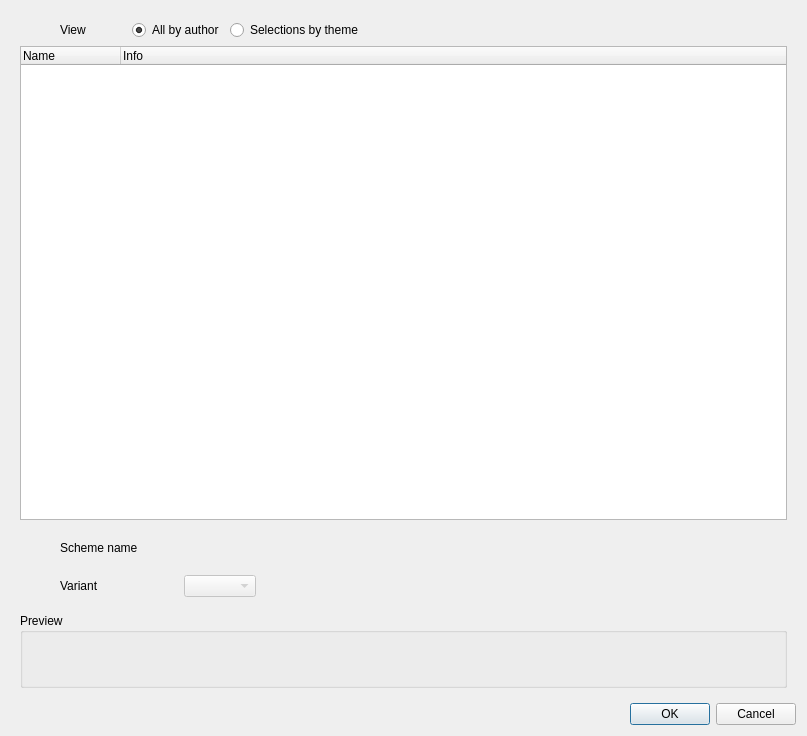
Above: src/ui/qgscptcitycolorrampv2dialogbase.ui from qgis/QGIS before the change. Below: the same form after it.
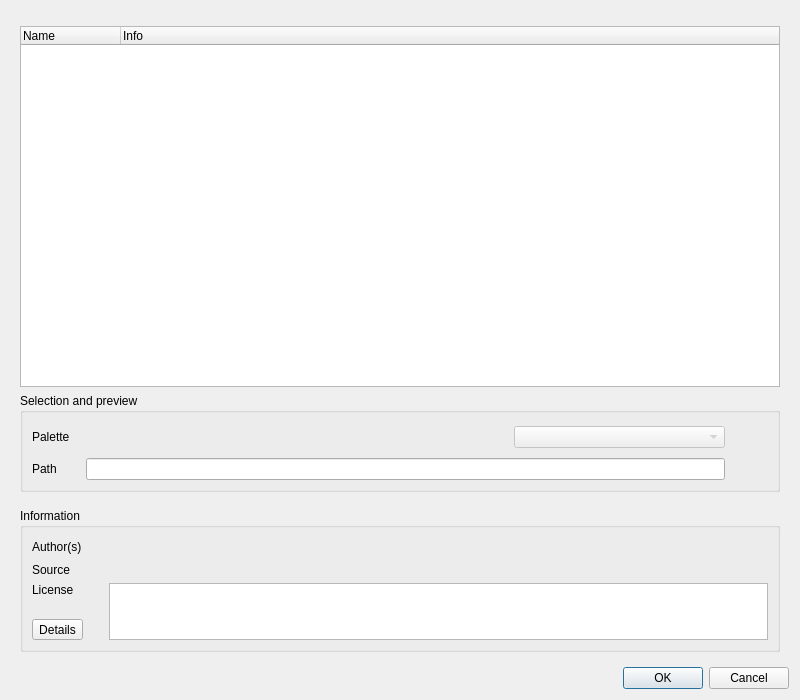
That is the form after the change.

Commit message: add author and license information ; UI tweaks ; add avg preview if available ( see QgsCptCityColorRampV2Dialog::eventFilter() )

Patch:
```diff
--- a/src/ui/qgscptcitycolorrampv2dialogbase.ui
+++ b/src/ui/qgscptcitycolorrampv2dialogbase.ui
@@ -6,14 +6,26 @@
    <rect>
     <x>0</x>
     <y>0</y>
-    <width>807</width>
-    <height>736</height>
+    <width>800</width>
+    <height>700</height>
    </rect>
   </property>
+  <property name="sizePolicy">
+   <sizepolicy hsizetype="Preferred" vsizetype="Preferred">
+    <horstretch>0</horstretch>
+    <verstretch>1</verstretch>
+   </sizepolicy>
+  </property>
   <property name="windowTitle">
    <string>cpt-city color ramp</string>
   </property>
   <layout class="QVBoxLayout">
+   <property name="sizeConstraint">
+    <enum>QLayout::SetMinimumSize</enum>
+   </property>
+   <item>
+    <widget class="QTabBar" name="tabBar" native="true"/>
+   </item>
    <item>
     <widget class="QStackedWidget" name="stackedWidget">
      <property name="currentIndex">
@@ -21,88 +33,6 @@
      </property>
      <widget class="QWidget" name="page">
       <layout class="QVBoxLayout" name="verticalLayout">
-       <item>
-        <layout class="QHBoxLayout" name="horizontalLayout_3">
-         <item>
-          <spacer name="horizontalSpacer_2">
-           <property name="orientation">
-            <enum>Qt::Horizontal</enum>
-           </property>
-           <property name="sizeType">
-            <enum>QSizePolicy::Fixed</enum>
-           </property>
-           <property name="sizeHint" stdset="0">
-            <size>
-             <width>40</width>
-             <height>20</height>
-            </size>
-           </property>
-          </spacer>
-         </item>
-         <item>
-          <widget class="QLabel" name="label_3">
-           <property name="text">
-            <string>View</string>
-           </property>
-          </widget>
-         </item>
-         <item>
-          <spacer name="horizontalSpacer_5">
-           <property name="orientation">
-            <enum>Qt::Horizontal</enum>
-           </property>
-           <property name="sizeType">
-            <enum>QSizePolicy::Fixed</enum>
-           </property>
-           <property name="sizeHint" stdset="0">
-            <size>
-             <width>40</width>
-             <height>20</height>
-            </size>
-           </property>
-          </spacer>
-         </item>
-         <item>
-          <widget class="QRadioButton" name="rbtnAuthor">
-           <property name="text">
-            <string>All by author</string>
-           </property>
-           <property name="checked">
-            <bool>true</bool>
-           </property>
-           <attribute name="buttonGroup">
-            <string notr="true">buttonGroupView</string>
-           </attribute>
-          </widget>
-         </item>
-         <item>
-          <widget class="QRadioButton" name="rbtnSelections">
-           <property name="text">
-            <string>Selections by theme</string>
-           </property>
-           <attribute name="buttonGroup">
-            <string notr="true">buttonGroupView</string>
-           </attribute>
-          </widget>
-         </item>
-         <item>
-          <spacer name="horizontalSpacer">
-           <property name="orientation">
-            <enum>Qt::Horizontal</enum>
-           </property>
-           <property name="sizeType">
-            <enum>QSizePolicy::Expanding</enum>
-           </property>
-           <property name="sizeHint" stdset="0">
-            <size>
-             <width>40</width>
-             <height>20</height>
-            </size>
-           </property>
-          </spacer>
-         </item>
-        </layout>
-       </item>
        <item>
         <widget class="QTreeWidget" name="treeWidget">
          <attribute name="headerStretchLastSection">
@@ -121,38 +51,44 @@
         </widget>
        </item>
        <item>
-        <layout class="QGridLayout" name="_2">
-         <item row="1" column="1">
-          <widget class="QLabel" name="label_2">
-           <property name="text">
-            <string>Variant</string>
-           </property>
-          </widget>
-         </item>
+        <widget class="QGroupBox" name="groupBox_3">
+         <property name="title">
+          <string>Selection and preview</string>
+         </property>
+         <layout class="QGridLayout" name="gridLayout">
          <item row="0" column="1">
-          <widget class="QLabel" name="label">
-           <property name="text">
-            <string>Scheme name</string>
-           </property>
-          </widget>
-         </item>
-         <item row="0" column="4" rowspan="2">
-          <spacer>
+           <spacer name="horizontalSpacer_6">
            <property name="orientation">
             <enum>Qt::Horizontal</enum>
            </property>
            <property name="sizeType">
-            <enum>QSizePolicy::Expanding</enum>
+             <enum>QSizePolicy::Fixed</enum>
            </property>
            <property name="sizeHint" stdset="0">
             <size>
-             <width>40</width>
-             <height>71</height>
+              <width>10</width>
+              <height>20</height>
             </size>
            </property>
           </spacer>
          </item>
-         <item row="0" column="2">
+          <item row="0" column="6" rowspan="2">
+           <widget class="QLabel" name="lblPreview">
+            <property name="frameShape">
+             <enum>QFrame::NoFrame</enum>
+            </property>
+            <property name="frameShadow">
+             <enum>QFrame::Plain</enum>
+            </property>
+            <property name="text">
+             <string/>
+            </property>
+            <property name="alignment">
+             <set>Qt::AlignCenter</set>
+            </property>
+           </widget>
+          </item>
+          <item row="0" column="7">
           <spacer name="horizontalSpacer_3">
            <property name="orientation">
             <enum>Qt::Horizontal</enum>
@@ -162,28 +98,120 @@
            </property>
            <property name="sizeHint" stdset="0">
             <size>
-             <width>40</width>
+              <width>10</width>
              <height>20</height>
             </size>
            </property>
           </spacer>
          </item>
-         <item row="0" column="3">
+          <item row="0" column="2">
+           <layout class="QHBoxLayout" name="horizontalLayout_2">
+            <property name="sizeConstraint">
+             <enum>QLayout::SetMinimumSize</enum>
+            </property>
+            <item>
           <widget class="QLabel" name="lblSchemeName">
+              <property name="sizePolicy">
+               <sizepolicy hsizetype="MinimumExpanding" vsizetype="Preferred">
+                <horstretch>0</horstretch>
+                <verstretch>0</verstretch>
+               </sizepolicy>
+              </property>
+              <property name="minimumSize">
+               <size>
+                <width>150</width>
+                <height>0</height>
+               </size>
+              </property>
            <property name="text">
             <string/>
            </property>
-          </widget>
-         </item>
-         <item row="1" column="3">
+              <property name="wordWrap">
+               <bool>true</bool>
+              </property>
+             </widget>
+            </item>
+            <item>
+             <spacer name="horizontalSpacer_2">
+              <property name="orientation">
+               <enum>Qt::Horizontal</enum>
+              </property>
+              <property name="sizeType">
+               <enum>QSizePolicy::MinimumExpanding</enum>
+              </property>
+              <property name="sizeHint" stdset="0">
+               <size>
+                <width>5</width>
+                <height>30</height>
+               </size>
+              </property>
+             </spacer>
+            </item>
+            <item>
           <widget class="QComboBox" name="cboVariantName">
            <property name="enabled">
             <bool>false</bool>
            </property>
+              <property name="sizePolicy">
+               <sizepolicy hsizetype="MinimumExpanding" vsizetype="Fixed">
+                <horstretch>0</horstretch>
+                <verstretch>0</verstretch>
+               </sizepolicy>
+              </property>
+              <property name="minimumSize">
+               <size>
+                <width>175</width>
+                <height>0</height>
+               </size>
+              </property>
+              <property name="styleSheet">
+               <string notr="true"/>
+              </property>
+             </widget>
+            </item>
+           </layout>
+          </item>
+          <item row="1" column="0">
+           <widget class="QLabel" name="label_6">
+            <property name="text">
+             <string>Path</string>
+            </property>
+           </widget>
+          </item>
+          <item row="1" column="2">
+           <widget class="QLineEdit" name="lblSchemePath">
+            <property name="sizePolicy">
+             <sizepolicy hsizetype="MinimumExpanding" vsizetype="Fixed">
+              <horstretch>0</horstretch>
+              <verstretch>0</verstretch>
+             </sizepolicy>
+            </property>
+            <property name="minimumSize">
+             <size>
+              <width>350</width>
+              <height>0</height>
+             </size>
+            </property>
+            <property name="readOnly">
+             <bool>true</bool>
+            </property>
           </widget>
          </item>
          <item row="0" column="0">
-          <spacer name="horizontalSpacer_4">
+           <widget class="QLabel" name="label_2">
+            <property name="sizePolicy">
+             <sizepolicy hsizetype="Maximum" vsizetype="Preferred">
+              <horstretch>0</horstretch>
+              <verstretch>0</verstretch>
+             </sizepolicy>
+            </property>
+            <property name="text">
+             <string>Palette</string>
+            </property>
+           </widget>
+          </item>
+          <item row="0" column="5">
+           <spacer name="horizontalSpacer">
            <property name="orientation">
             <enum>Qt::Horizontal</enum>
            </property>
@@ -192,21 +220,22 @@
            </property>
            <property name="sizeHint" stdset="0">
             <size>
-             <width>40</width>
+              <width>20</width>
              <height>20</height>
             </size>
            </property>
           </spacer>
          </item>
         </layout>
+        </widget>
        </item>
        <item>
-        <spacer>
+        <spacer name="verticalSpacer">
          <property name="orientation">
           <enum>Qt::Vertical</enum>
          </property>
          <property name="sizeType">
-          <enum>QSizePolicy::Fixed</enum>
+          <enum>QSizePolicy::Maximum</enum>
          </property>
          <property name="sizeHint" stdset="0">
           <size>
@@ -219,31 +248,117 @@
        <item>
         <widget class="QGroupBox" name="groupBox">
          <property name="title">
-          <string>Preview</string>
+          <string>Information</string>
          </property>
-         <layout class="QVBoxLayout">
+         <layout class="QVBoxLayout" name="verticalLayout_2">
           <item>
-           <widget class="QLabel" name="lblPreview">
-            <property name="frameShape">
-             <enum>QFrame::NoFrame</enum>
-            </property>
+           <layout class="QGridLayout" name="_2">
+            <item row="3" column="0">
+             <widget class="QLabel" name="label_5">
+              <property name="text">
+               <string>License</string>
+              </property>
+              <property name="alignment">
+               <set>Qt::AlignLeading|Qt::AlignLeft|Qt::AlignVCenter</set>
+              </property>
+             </widget>
+            </item>
+            <item row="4" column="0">
+             <spacer name="horizontalSpacer_4">
+              <property name="orientation">
+               <enum>Qt::Horizontal</enum>
+              </property>
+              <property name="sizeType">
+               <enum>QSizePolicy::Fixed</enum>
+              </property>
+              <property name="sizeHint" stdset="0">
+               <size>
+                <width>10</width>
+                <height>10</height>
+               </size>
+              </property>
+             </spacer>
+            </item>
+            <item row="2" column="0">
+             <widget class="QLabel" name="label_3">
             <property name="text">
+               <string>Source</string>
+              </property>
+             </widget>
+            </item>
+            <item row="1" column="1">
+             <spacer name="horizontalSpacer_5">
+              <property name="orientation">
+               <enum>Qt::Horizontal</enum>
+              </property>
+              <property name="sizeType">
+               <enum>QSizePolicy::Fixed</enum>
+              </property>
+              <property name="sizeHint" stdset="0">
+               <size>
+                <width>20</width>
+                <height>20</height>
+               </size>
+              </property>
+             </spacer>
+            </item>
+            <item row="1" column="0">
+             <widget class="QLabel" name="label_4">
+              <property name="sizePolicy">
+               <sizepolicy hsizetype="Maximum" vsizetype="Preferred">
+                <horstretch>0</horstretch>
+                <verstretch>0</verstretch>
+               </sizepolicy>
+              </property>
+              <property name="text">
+               <string>Author(s)</string>
+              </property>
+             </widget>
+            </item>
+            <item row="1" column="2">
+             <widget class="QLabel" name="lblAuthorName">
+              <property name="text">
              <string/>
             </property>
-            <property name="alignment">
-             <set>Qt::AlignCenter</set>
+              <property name="wordWrap">
+               <bool>true</bool>
             </property>
            </widget>
           </item>
-          <item>
-           <widget class="QLabel" name="lblPreview2">
+            <item row="2" column="2">
+             <widget class="QLabel" name="lblSrcLink">
             <property name="text">
              <string/>
             </property>
-            <property name="alignment">
-             <set>Qt::AlignCenter</set>
-            </property>
-           </widget>
+              <property name="wordWrap">
+               <bool>true</bool>
+              </property>
+             </widget>
+            </item>
+            <item row="5" column="0">
+             <widget class="QToolButton" name="pbtnLicenseDetails">
+              <property name="text">
+               <string>Details</string>
+              </property>
+             </widget>
+            </item>
+            <item row="3" column="2" rowspan="3">
+             <widget class="QTextEdit" name="lblLicenseName">
+              <property name="sizePolicy">
+               <sizepolicy hsizetype="Expanding" vsizetype="Ignored">
+                <horstretch>0</horstretch>
+                <verstretch>0</verstretch>
+               </sizepolicy>
+              </property>
+              <property name="readOnly">
+               <bool>true</bool>
+              </property>
+              <property name="acceptRichText">
+               <bool>false</bool>
+              </property>
+             </widget>
+            </item>
+           </layout>
           </item>
          </layout>
         </widget>
@@ -264,6 +379,14 @@
    </item>
   </layout>
  </widget>
+ <customwidgets>
+  <customwidget>
+   <class>QTabBar</class>
+   <extends>QWidget</extends>
+   <header>qtabbar.h</header>
+   <container>1</container>
+  </customwidget>
+ </customwidgets>
  <tabstops>
   <tabstop>buttonBox</tabstop>
  </tabstops>
```
Left out of the diff: 5 changed lines with no effect on the pictures. Lines whose indentation alone changed are shown as unchanged. The commit also changes 5 other files.
